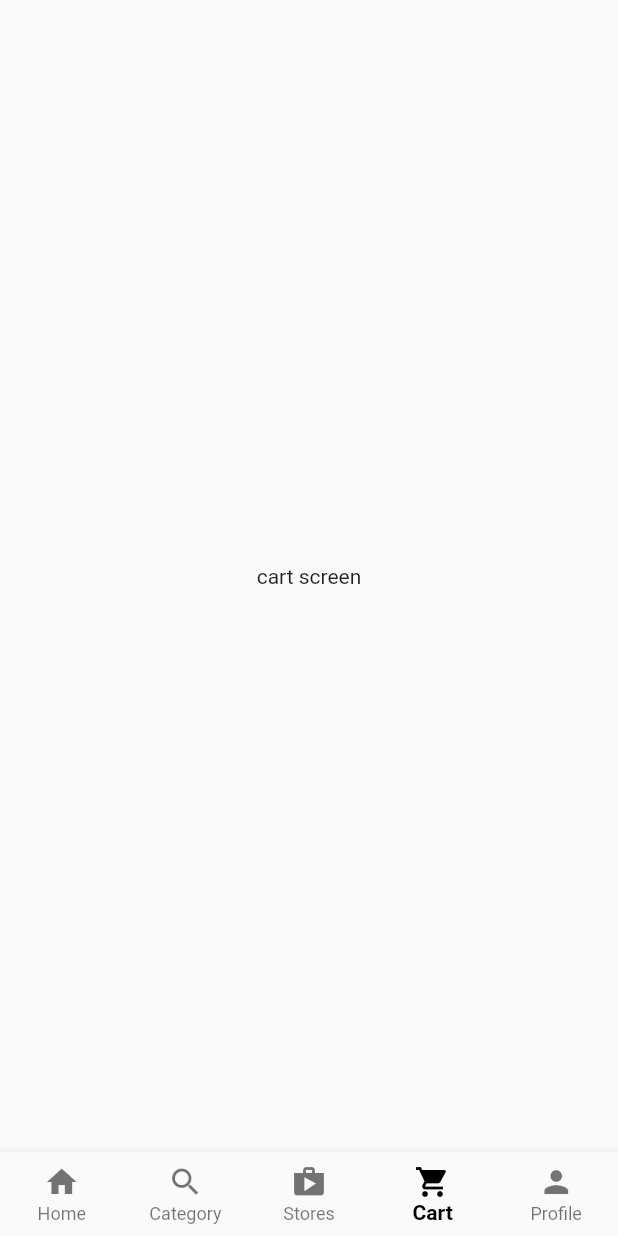
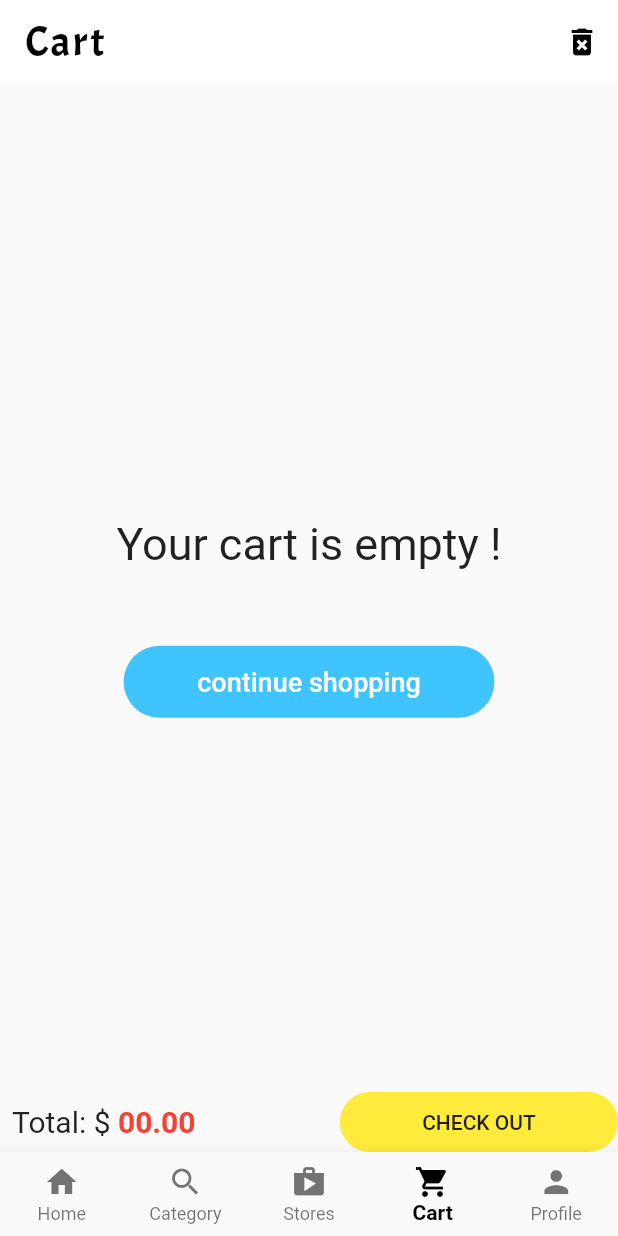
Before and after one commit to rohitbalage/multi_store_app, a Flutter app: the screen it shows after launch, item 4 of the bottom bar chosen, on a phone screen of 412 x 824 dp. Run offline on Flutter 3.47's test engine with Material 2 defaults, Android fonts, the phone set to English and light mode, and no system bars.

Commit message:
Created Stores and Cart Screen

```diff
--- /dev/null
+++ b/lib/main_screens/cart.dart
@@ -0,0 +1,83 @@
+import 'package:flutter/material.dart';
+import 'package:multi_store_app/main_screens/customer_home.dart';
+import 'package:multi_store_app/widgets/appbar_Widgets.dart';
+import 'package:multi_store_app/widgets/categ_widgets.dart';
+
+class CartScreen extends StatefulWidget {
+  const CartScreen({super.key});
+
+  @override
+  State<CartScreen> createState() => _CartScreenState();
+}
+
+class _CartScreenState extends State<CartScreen> {
+  @override
+  Widget build(BuildContext context) {
+    return Scaffold(
+      appBar: AppBar(
+        elevation: 0,
+        backgroundColor: Colors.white,
+        title: const AppBarTitle(title: 'Cart'),
+        actions: [
+          IconButton(
+              onPressed: () {},
+              icon: const Icon(
+                Icons.delete_forever,
+                color: Colors.black,
+              ))
+        ],
+      ),
+      body: Center(
+          child: Column(
+        mainAxisAlignment: MainAxisAlignment.center,
+        children: [
+          Text(
+            'Your cart is empty !',
+            style: const TextStyle(fontSize: 30),
+          ),
+          const SizedBox(height: 50),
+          Material(
+            color: Colors.lightBlueAccent,
+            borderRadius: BorderRadius.circular(25),
+            child: MaterialButton(
+              minWidth: MediaQuery.of(context).size.width * 0.6,
+              onPressed: () {
+                Navigator.pushReplacement(
+                    context,
+                    MaterialPageRoute(
+                        builder: (context) => const CustomerHomeScreen()));
+              },
+              child: Text(
+                'continue shopping',
+                style: TextStyle(fontSize: 18, color: Colors.white),
+              ),
+            ),
+          )
+        ],
+      )),
+      bottomSheet:
+          Row(mainAxisAlignment: MainAxisAlignment.spaceBetween, children: [
+        Padding(
+          padding: const EdgeInsets.all(8.0),
+          child: Row(
+            children: const [
+              Text('Total: \$ ', style: TextStyle(fontSize: 20)),
+              Text('00.00',
+                  style: TextStyle(
+                      fontSize: 20,
+                      fontWeight: FontWeight.bold,
+                      color: Colors.red)),
+            ],
+          ),
+        ),
+        Container(
+            height: 40,
+            width: MediaQuery.of(context).size.width * 0.45,
+            decoration: BoxDecoration(
+                color: Colors.yellow, borderRadius: BorderRadius.circular(25)),
+            child: MaterialButton(
+                onPressed: () {}, child: const Text('CHECK OUT')))
+      ]),
+    );
+  }
+}
--- a/lib/main_screens/customer_home.dart
+++ b/lib/main_screens/customer_home.dart
@@ -1,4 +1,5 @@
 import 'package:flutter/material.dart';
+import 'package:multi_store_app/main_screens/cart.dart';
 import 'package:multi_store_app/main_screens/category.dart';
 import 'package:multi_store_app/main_screens/home.dart';
 import 'package:multi_store_app/main_screens/stores.dart';
@@ -16,9 +17,7 @@ class _CustomerHomeScreenState extends State<CustomerHomeScreen> {
     HomeScreen(),
     CategoryScreen(),
     StoresScreen(),
-    Center(
-      child: Text('cart screen'),
-    ),
+    CartScreen(),
     Center(
       child: Text('profile screen'),
     ),
```
Also changed, not shown: 2 other files.
